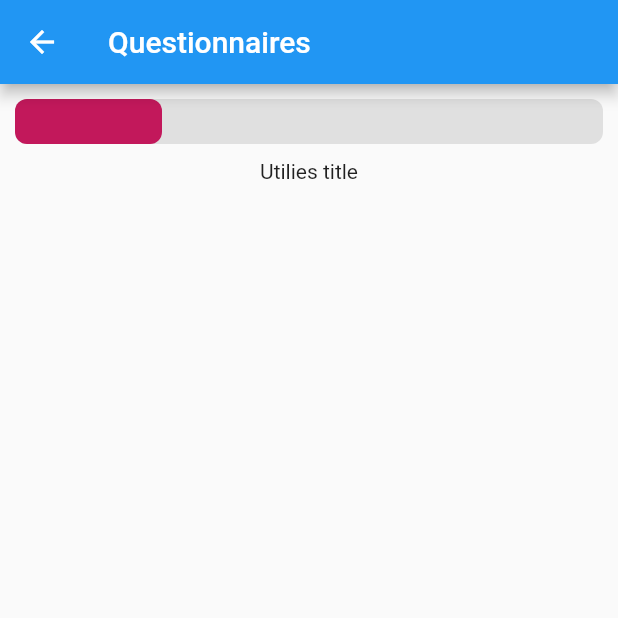
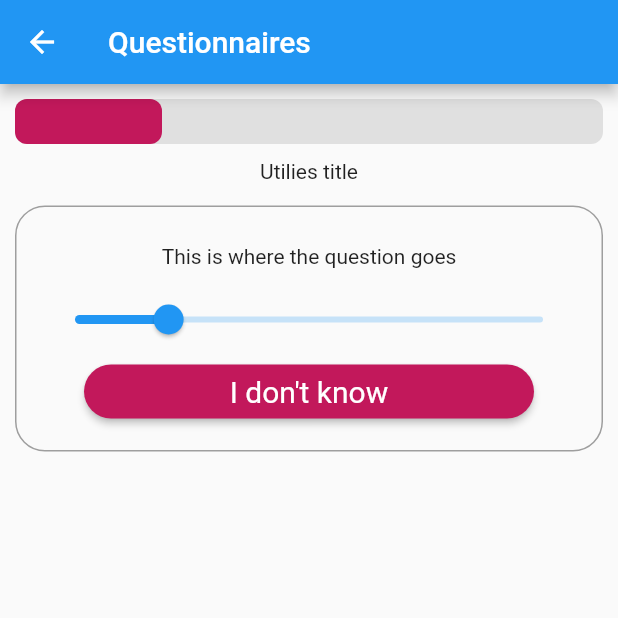
Before and after one commit to moehared/Climate-awareness-V2, a Flutter app: the QuestionaireView screen opened directly, on a phone screen of 412 x 824 dp, the top half of it. Run offline on Flutter 3.47's test engine with Material 2 defaults, Android fonts, the phone set to English and light mode, and no system bars; drawn by our look-alikes of flutter_animation_progress_bar; our stand-ins replace cloud_firestore, file_picker, firebase_auth, firebase_core, firebase_storage, flutter_pw_validator and 2 more; accounts and stored records are empty; Roboto replaces fonts that are missing (Roboto-).

Commit message:
added question card

```diff
--- a/app/lib/domain/viewmodel/questionaire-viewmodel/question-viewmodels/utilities-viewmodel.dart
+++ b/app/lib/domain/viewmodel/questionaire-viewmodel/question-viewmodels/utilities-viewmodel.dart
@@ -2,4 +2,14 @@ import 'package:app/domain/viewmodel/base_viewmodel/baseview_model.dart';
 
 class UtilitiesViewModel extends BaseViewModel {
 
+
+  void onSliderChange() {
+
+  }
+
+  void defaultSliderValue() {
+
+  }
+
+
 }
--- a/app/lib/ui/views/questionaire-view/question-views/utilities-view.dart
+++ b/app/lib/ui/views/questionaire-view/question-views/utilities-view.dart
@@ -1,5 +1,6 @@
 import 'package:app/domain/viewmodel/buildView_modelTemplate.dart/buildView_modelTemplate.dart';
 import 'package:app/domain/viewmodel/questionaire-viewmodel/question-viewmodels/utilities-viewmodel.dart';
+import 'package:app/ui/widgets/reusable-widget/reusable_question_card.dart';
 import 'package:flutter/material.dart';
 
 class UtilitiesView extends StatelessWidget {
@@ -19,6 +20,13 @@ class UtilitiesView extends StatelessWidget {
                 style: TextStyle(fontFamily: 'Roboto-'),
               ),
             ),
+            const SizedBox(height: 15),
+            ReusableQuetionCard(
+              defaultBtn: () {},
+              onSliderChange: (_) {},
+              value: 2,
+              questionTitle: 'This is where the question goes',
+            ),
           ],
         ),
       ),
--- /dev/null
+++ b/app/lib/ui/widgets/reusable-widget/reusable_question_card.dart
@@ -0,0 +1,48 @@
+import 'package:app/ui/widgets/button-widget/login-sign-button.dart';
+import 'package:flutter/material.dart';
+
+class ReusableQuetionCard extends StatelessWidget {
+  const ReusableQuetionCard({
+    Key? key,
+    required this.defaultBtn,
+    required this.questionTitle,
+    required this.onSliderChange,
+    required this.value,
+  }) : super(key: key);
+  final String questionTitle;
+  final Function() defaultBtn;
+  final Function(double) onSliderChange;
+  final double value;
+  @override
+  Widget build(BuildContext context) {
+    return Container(
+      padding: EdgeInsets.all(15),
+      decoration: BoxDecoration(
+        border: Border.all(
+          color: Colors.grey,
+        ),
+        borderRadius: const BorderRadius.all(
+          Radius.circular(20),
+        ),
+      ),
+      width: double.infinity,
+      child: Column(
+        children: [
+          Padding(
+            padding: const EdgeInsets.all(10.0),
+            child: Text(questionTitle),
+          ),
+          Slider.adaptive(
+            value: value,
+            onChanged: onSliderChange,
+            max: 10,
+          ),
+          LoginOrSignUpButton(
+            title: "I don't know",
+            onPress: defaultBtn,
+          ),
+        ],
+      ),
+    );
+  }
+}
```
